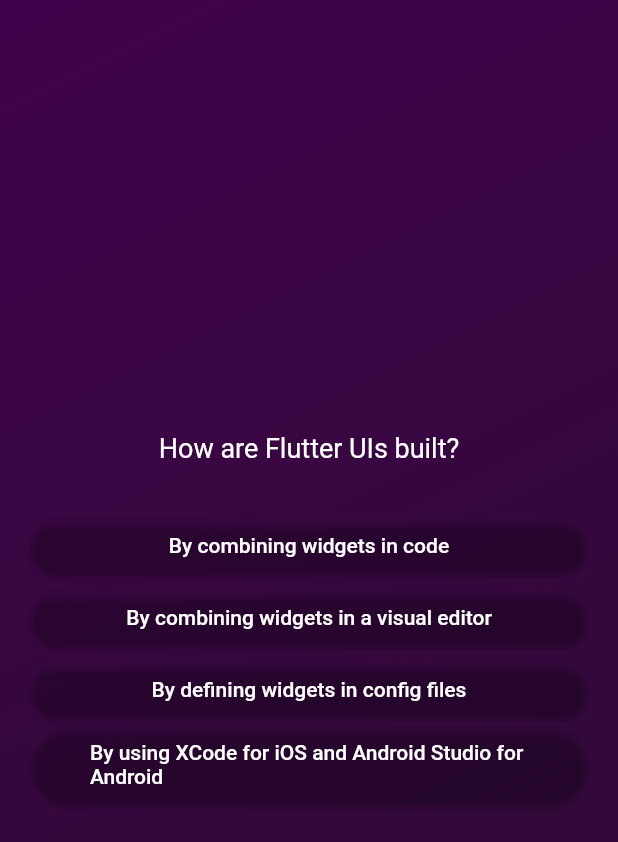
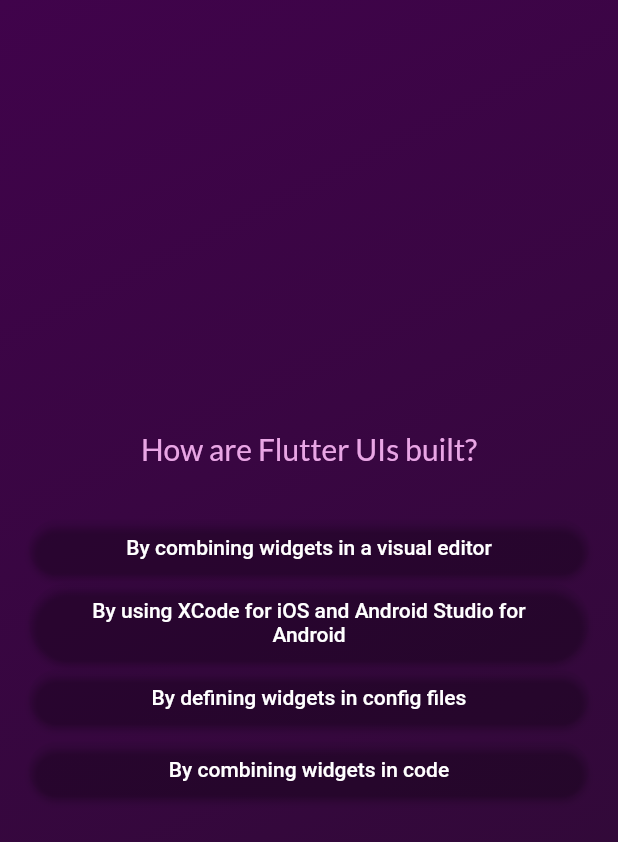
Before and after one commit to Athiqul/questionsAppFlutter, a Flutter app: the screen it shows after launch, after a tap on "Start Quiz!", after a tap on "Components", on a phone screen of 412 x 824 dp. Shown: the top 842 px of the screen. Run offline on Flutter 3.47's test engine with Material 2 defaults, Android fonts, the phone set to English and light mode, and no system bars; our stand-ins replace google_fonts.

```diff
--- a/lib/models/questions_model.dart
+++ b/lib/models/questions_model.dart
@@ -2,4 +2,10 @@ class QuestionModel {
   const QuestionModel(this.question, this.guess);
   final String question;
   final List<String> guess;
+  //shuffle guess copy to new array then shuffle the guess
+  List<String> shuffleGuess() {
+    final copy = List.of(guess);
+    copy.shuffle();
+    return copy;
+  }
 }
--- a/lib/question.dart
+++ b/lib/question.dart
@@ -2,9 +2,11 @@ import 'package:flutter/material.dart';
 import 'package:question_app/usable/reuse_button.dart';
 //getting data
 import 'package:question_app/data/questions.dart';
+import 'package:google_fonts/google_fonts.dart';
 
 class Questions extends StatefulWidget {
-  const Questions({super.key});
+  const Questions({super.key, required this.onSelectAnswer});
+  final void Function(String answer) onSelectAnswer;
   @override
   State<Questions> createState() {
     return _QuestionsState();
@@ -14,12 +16,13 @@ class Questions extends StatefulWidget {
 class _QuestionsState extends State<Questions> {
   var current = 0;
 
-  void onTap() {
+  void onTap(answer) {
+    widget.onSelectAnswer(answer);
     setState(() {
       current++;
-      if (current >= listOfq.length) {
-        current = 0;
-      }
+      // if (current >= listOfq.length) {
+      //   current = 0;
+      // }
     });
   }
 
@@ -33,20 +36,21 @@ class _QuestionsState extends State<Questions> {
           mainAxisAlignment: MainAxisAlignment.center,
           crossAxisAlignment: CrossAxisAlignment.stretch,
           children: [
-            Text(
-              listOfq[current].question,
-              softWrap: true,
-              textAlign: TextAlign.center,
-              style: const TextStyle(
-                  color: Colors.white,
-                  fontSize: 18,
-                  overflow: TextOverflow.visible),
-            ),
+            Text(listOfq[current].question,
+                softWrap: true,
+                textAlign: TextAlign.center,
+                style: GoogleFonts.lato(
+                    color: const Color.fromARGB(255, 233, 166, 229),
+                    fontSize: 20)),
             const SizedBox(
               height: 30,
             ),
-            ...listOfq[current].guess.map((item) {
-              return ReuseButton(onTap: onTap, guess: item);
+            ...listOfq[current].shuffleGuess().map((item) {
+              return ReuseButton(
+                  onTap: () {
+                    onTap(item);
+                  },
+                  guess: item);
             }),
           ],
         ),
--- a/lib/quiz.dart
+++ b/lib/quiz.dart
@@ -1,6 +1,8 @@
 import 'package:flutter/material.dart';
 import 'package:question_app/start_screen.dart';
 import 'package:question_app/question.dart';
+import 'package:question_app/data/questions.dart';
+import 'package:question_app/result_screen.dart';
 
 class Quiz extends StatefulWidget {
   const Quiz({super.key});
@@ -19,6 +21,25 @@ class _QuizState extends State<Quiz> {
   //   super.initState();
   //   screen = StartScreen(switchScreen);
   // }
+  //Get user input answers
+  List<String> userAnswers = [];
+  //Get answers data via function
+  void userAnswer(String answer) {
+    userAnswers.add(answer);
+    setState(() {
+      if (userAnswers.length == listOfq.length) {
+        screen = 'result-screen';
+        userAnswers = [];
+      }
+    });
+  }
+
+  //Restart quiz method
+  void restart() {
+    setState(() {
+      screen = 'start-screen';
+    });
+  }
 
   void switchScreen() {
     setState(() {
@@ -30,7 +51,16 @@ class _QuizState extends State<Quiz> {
   Widget build(context) {
     Widget showWidget = StartScreen(switchScreen);
     if (screen == 'question') {
-      showWidget = const Questions();
+      showWidget = Questions(
+        onSelectAnswer: userAnswer,
+      );
+    }
+
+    if (screen == 'result-screen') {
+      showWidget = ResultScreen(
+        restart: restart,
+        userAnswers: userAnswers,
+      );
     }
     return MaterialApp(
       home: Scaffold(
--- a/lib/usable/reuse_button.dart
+++ b/lib/usable/reuse_button.dart
@@ -14,6 +14,10 @@ class ReuseButton extends StatelessWidget {
           shape:
               RoundedRectangleBorder(borderRadius: BorderRadius.circular(40)),
           padding: const EdgeInsets.symmetric(vertical: 10, horizontal: 40)),
-        child: Text(guess));
+      child: Text(
+        guess,
+        textAlign: TextAlign.center,
+      ),
+    );
   }
 }
--- a/pubspec.yaml
+++ b/pubspec.yaml
@@ -35,6 +35,7 @@ dependencies:
   # The following adds the Cupertino Icons font to your application.
   # Use with the CupertinoIcons class for iOS style icons.
   cupertino_icons: ^1.0.2
+  google_fonts: ^5.1.0
 
 dev_dependencies:
   flutter_test:
```
Also changed, not shown: lib/result_screen.dart (added, +55 -0 lines), pubspec.lock, 1 other file. Lines whose indentation alone changed are shown as unchanged.
